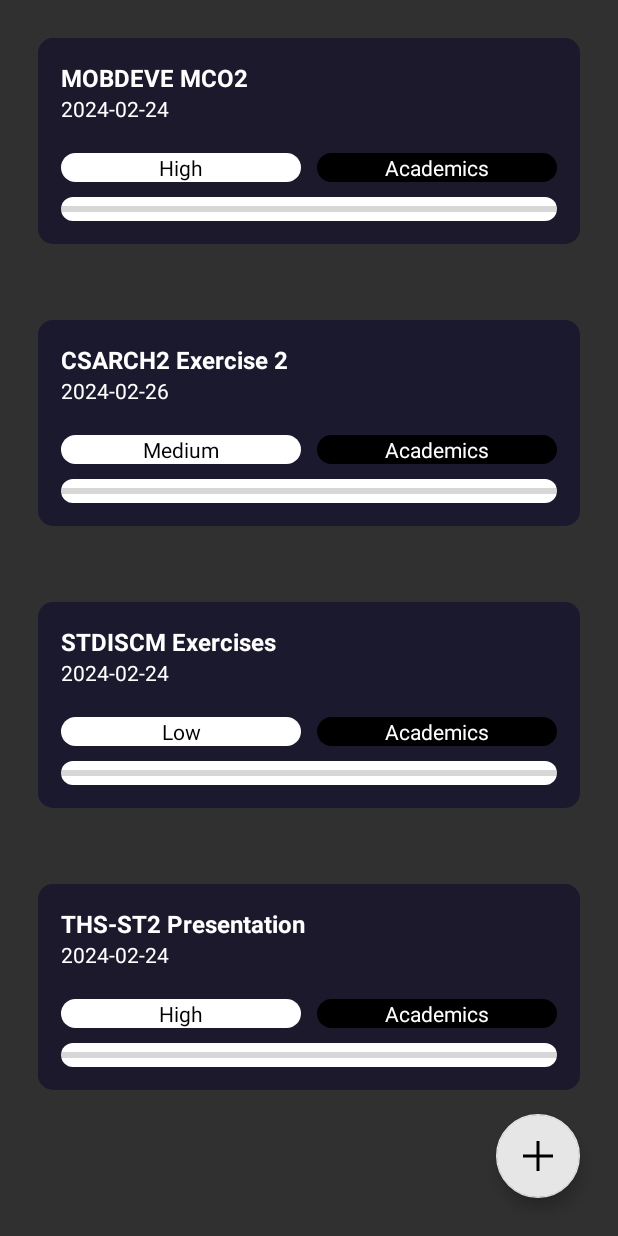
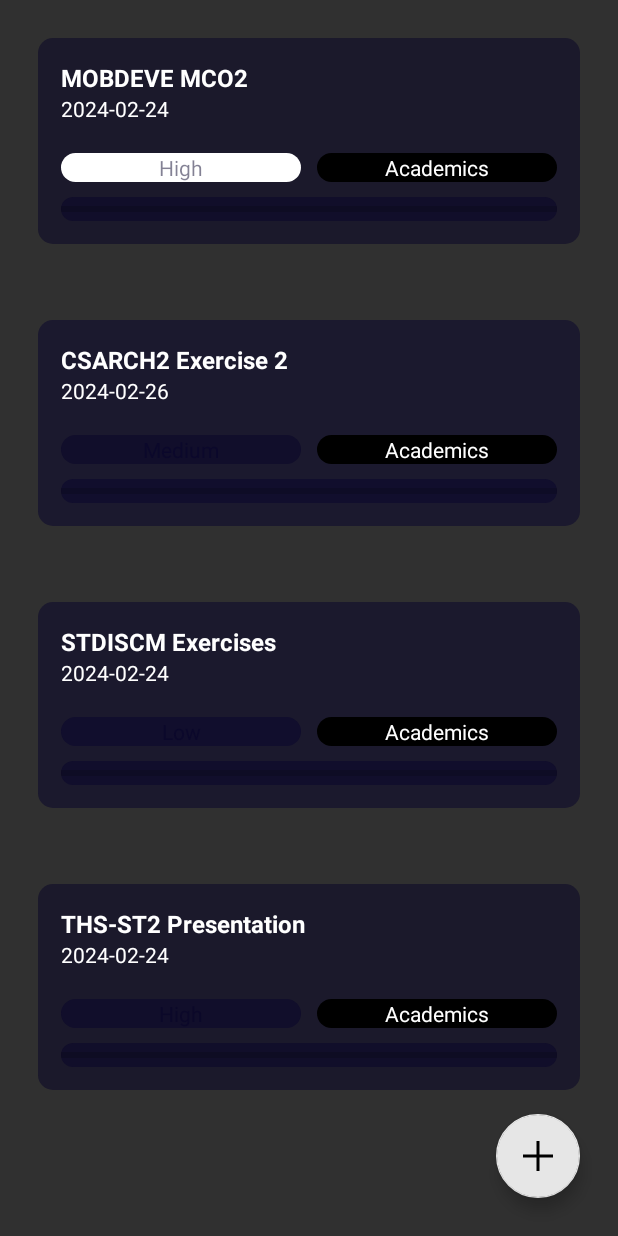
Before and after one commit to alfonsomiguelcruz/goalkeep, an Android app built with Jetpack Compose: the screen it shows after launch (MainActivity), on a phone screen of 412 x 824 dp. Run offline under Robolectric (Android 15) with nearby library versions, the phone set to English and light mode, and no system bars.

Commit message:
Added goal chain

```diff
--- a/app/src/main/AndroidManifest.xml
+++ b/app/src/main/AndroidManifest.xml
@@ -29,6 +29,10 @@
             android:exported="false"
             android:theme="@style/Theme.AppCompat.NoActionBar"/>
         <activity
+            android:name=".ViewGoalActivity"
+            android:exported="false"
+            android:theme="@style/Theme.AppCompat.NoActionBar"/>
+        <activity
             android:name=".MainActivity"
             android:exported="true"
             android:label="@string/app_name"
--- a/app/src/main/java/com/mobdeve/s13/group03/goalkeep/GoalViewHolder.kt
+++ b/app/src/main/java/com/mobdeve/s13/group03/goalkeep/GoalViewHolder.kt
@@ -16,10 +16,9 @@ class GoalViewHolder(private val goalVB: GoalListLayoutBinding, private val task
         this.goalVB.tvGoalTimeExpected.text = g.timeExpected
         this.goalVB.pbGoals.progress = computeProgress(g)
 
-//        this.goalVB.llGoalBody.setBackground()
         this.goalVB.llGoalBody.background.setTint(getGoalColor(g.priority))
-//        this.goalVB.pbGoals.background.setTint(getGoalSubColor(g.priority))
-//        this.goalVB.tvGoalPriority.setTextColor(getGoalSubColor(g.priority))
+        this.goalVB.pbGoals.background.setTint(getGoalSubColor(g.priority))
+        this.goalVB.tvGoalPriority.setTextColor(getGoalSubColor(g.priority))
 //        this.goalVB.tvGoalPriority.setBackgroundColor(R.color.white)
 //        this.goalVB.tvGoalTag.background.setTint(R.color.black)
     }
@@ -27,6 +26,7 @@ class GoalViewHolder(private val goalVB: GoalListLayoutBinding, private val task
     private fun computeProgress(g: Goal): Int {
         var totalMatched: Int = 0
         var totalComplete: Int = 0
+        var progress: Int
 
         for(i in 0..<tasksList.size)
             if(tasksList[i].goalId == g.goalId) {
@@ -35,7 +35,13 @@ class GoalViewHolder(private val goalVB: GoalListLayoutBinding, private val task
                     totalComplete++
             }
 
-        return (totalComplete * 100 / totalMatched)
+        try {
+            ((totalComplete * 100) / totalMatched).also { progress = it }
+        } catch (e: ArithmeticException) {
+            progress = 0
+        }
+
+        return progress
     }
 
     private fun getGoalColor(priority: String): Int {
--- a/app/src/main/java/com/mobdeve/s13/group03/goalkeep/MainActivity.kt
+++ b/app/src/main/java/com/mobdeve/s13/group03/goalkeep/MainActivity.kt
@@ -34,7 +34,6 @@ class MainActivity : AppCompatActivity() {
             println("Clicked FAB")
             val addGoalIntent = Intent(this, AddGoalTitleActivity::class.java)
             startActivity(addGoalIntent)
-
         }
 
         this.rv = vb.rvGoals
```
Also changed, not shown: app/src/main/java/com/mobdeve/s13/group03/goalkeep/GoalAdapter.kt (+41 -1 lines), app/src/main/java/com/mobdeve/s13/group03/goalkeep/ViewGoalActivity.kt (added, +20 -0 lines).
